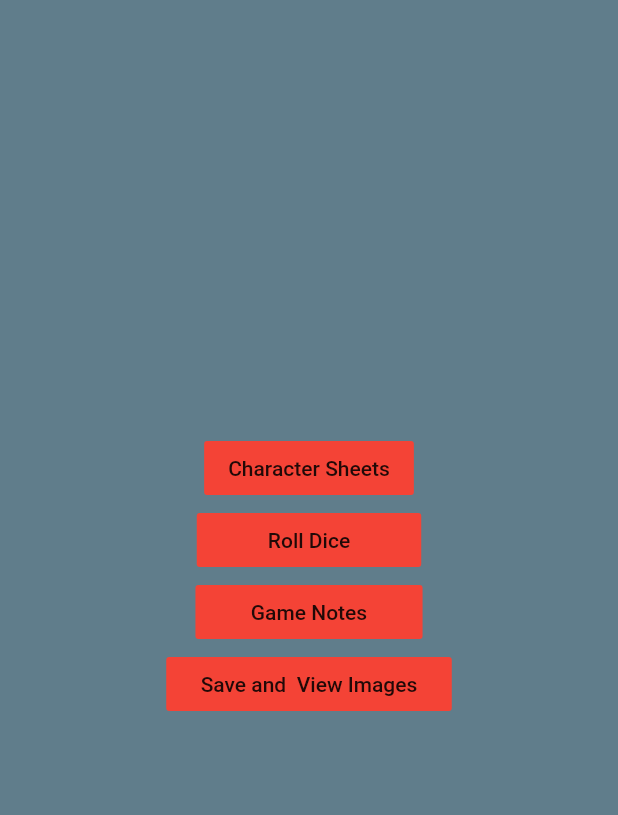
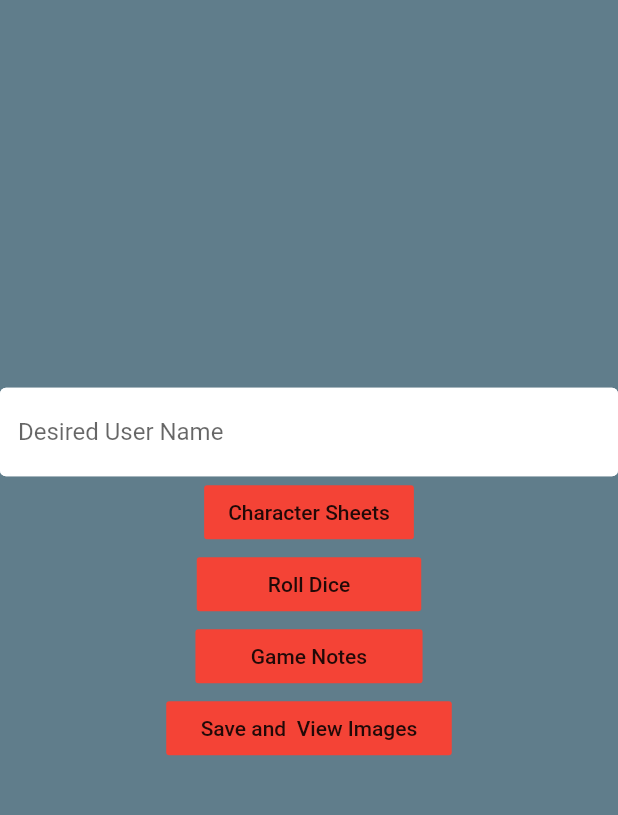
Before and after one commit to Grave2363/Table_Top_Assist, a Flutter app: the screen it shows once a user with an empty profile is signed in, on a phone screen of 412 x 824 dp, the part 84-899 px from its top. Run offline on Flutter 3.47's test engine with Material 2 defaults, Android fonts, the phone set to English and light mode, and no system bars; our stand-ins replace cloud_firestore, firebase_auth, firebase_storage, flutter_spinkit, fluttertoast, image_picker and 1 more; accounts and stored records are empty; network calls fail.

Commit message:
usernames act as save slots, working to change it to email. anon users can't save now

```diff
--- a/lib/Authenticate/regester.dart
+++ b/lib/Authenticate/regester.dart
@@ -16,6 +16,7 @@ class _RegesterState extends State<Regester> {
   String email = '';
   String password = '';
   String error = '';
+
   @override
   Widget build(BuildContext context) {
     return load ? Load(): Scaffold(
--- a/lib/Authenticate/signIn.dart
+++ b/lib/Authenticate/signIn.dart
@@ -1,5 +1,6 @@
 import 'package:flutter/material.dart';
 import 'package:rpgcompanion/Authenticate/regester.dart';
+import 'package:rpgcompanion/Home/home.dart';
 import 'package:rpgcompanion/servicces/auth.dart';
 import 'package:rpgcompanion/shared/const.dart';
 import 'package:rpgcompanion/shared/loading.dart';
@@ -64,7 +65,7 @@ class _signInState extends State<signIn> {
                     print('error');
                   }
                   else{
-                    print('signed In');
+                    print('signed In Anon');
                     print(res.uid);
                   }
                 },
--- a/lib/Home/home.dart
+++ b/lib/Home/home.dart
@@ -1,16 +1,40 @@
 import 'package:flutter/cupertino.dart';
 import 'package:flutter/material.dart';
 import 'package:rpgcompanion/Pages/Dice.dart';
-import 'package:rpgcompanion/Pages/LoadMap.dart';
 import 'package:rpgcompanion/Pages/MapSave.dart';
-import 'package:rpgcompanion/Pages/SearchChar.dart';
 import 'package:rpgcompanion/Pages/charCreation.dart';
 import 'package:rpgcompanion/Pages/editNote.dart';
-import 'package:rpgcompanion/Pages/noteMain.dart';
 import 'package:rpgcompanion/servicces/auth.dart';
+import 'package:rpgcompanion/shared/const.dart';
 import 'package:shared_preferences/shared_preferences.dart';
-class home extends StatelessWidget {
+class home extends StatefulWidget {
+  @override
+  _homeState createState() => _homeState();
+}
+
+class _homeState extends State<home> {
   final AuthSer _auth = AuthSer();
+  String User = '';
+  final _userController = TextEditingController();
+  void initState()
+  {
+    super.initState();
+    _read();
+  }
+  void dispose(){
+    super.dispose();
+    _save();
+  }
+  _read() async
+  {
+    SharedPreferences pref = await SharedPreferences.getInstance();
+    User = pref.getString('User');
+  }
+  _save() async
+  {
+    final pref = await SharedPreferences.getInstance();
+    await pref.setString('User', User);
+  }
   @override
   Widget build(BuildContext context) {
     return Scaffold(
@@ -29,12 +53,13 @@ class home extends StatelessWidget {
         mainAxisAlignment: MainAxisAlignment.center,
         crossAxisAlignment: CrossAxisAlignment.center,
         children: <Widget>[
+          TextField(onChanged: (val) {setState(() => User = val);},controller: _userController ,decoration: textInputDecor.copyWith(hintText: 'Desired User Name')),
           FlatButton(
             color: Colors.red,
             child: Text('Character Sheets'),
             onPressed: ()  {
               Navigator.of(context).push(MaterialPageRoute(
-                  builder: (context) => makeCharacter(load: false,)
+                  builder: (context) => makeCharacter(load: false,name: User,)
               ));
             },
           ),
--- a/lib/servicces/auth.dart
+++ b/lib/servicces/auth.dart
@@ -4,6 +4,7 @@ import 'package:rpgcompanion/model/user.dart';
 import 'package:rpgcompanion/servicces/databade.dart';
 class AuthSer {
   final FirebaseAuth _auth = FirebaseAuth.instance;
+  bool isAnon = false;
   //auth user change
   Stream<User> get user {
     return _auth.onAuthStateChanged.map(_userfirebaseUser);
@@ -13,6 +14,8 @@ class AuthSer {
     try{
      AuthResult res = await _auth.signInAnonymously();
      FirebaseUser user = res.user;
+     print(user.email);
+     isAnon = true;
      return _userfirebaseUser(user);
     }
     catch(e){
@@ -48,11 +51,9 @@ class AuthSer {
       print(e.toString());
     }
   }
-  Future getUserInfo() async
+  bool IsUserAnon()
   {
-    final FirebaseUser user = await _auth.currentUser();
-    final email = user.email;
-    return email;
+    return isAnon;
   }
   //sign out
   Future signOut() async{
--- a/lib/servicces/databade.dart
+++ b/lib/servicces/databade.dart
@@ -8,9 +8,9 @@ class databaseService {
   final String uid;
   databaseService({this.uid});
   // collection ref
-  final CollectionReference characterCollection =  Firestore.instance.collection('Character').reference();
-  Future uploadData( String strength, String intelligence, String constitution, String wisdom, String dexterity, String charisma, String name, String skills, String magic ) async{
-    return await characterCollection.document(uid).setData({
+  CollectionReference characterCollection =  Firestore.instance.collection('Characters').reference();
+  Future uploadData( String username,String strength, String intelligence, String constitution, String wisdom, String dexterity, String charisma, String name, String skills, String magic ) async{
+    return await characterCollection.document(username).setData({
       'Name': name,
       'Strength' : strength,
       'Intelligence' : intelligence,
```
Also changed, not shown: lib/Pages/Profile.dart (added, +85 -0 lines), lib/Pages/charCreation.dart (+27 -10 lines).
